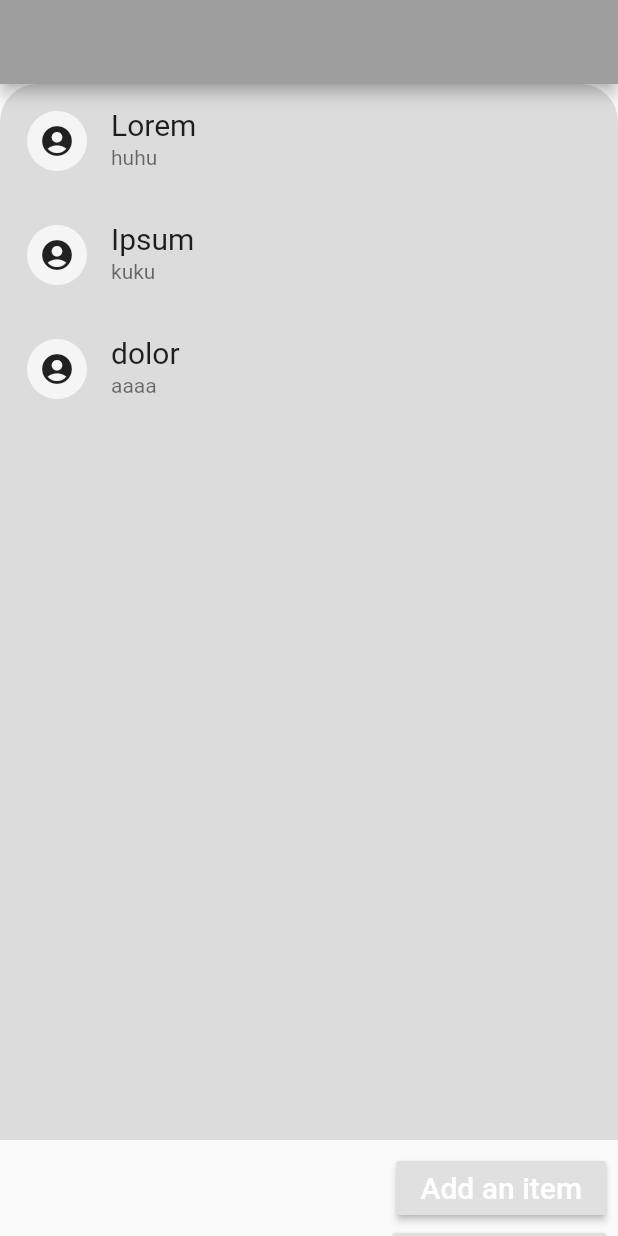
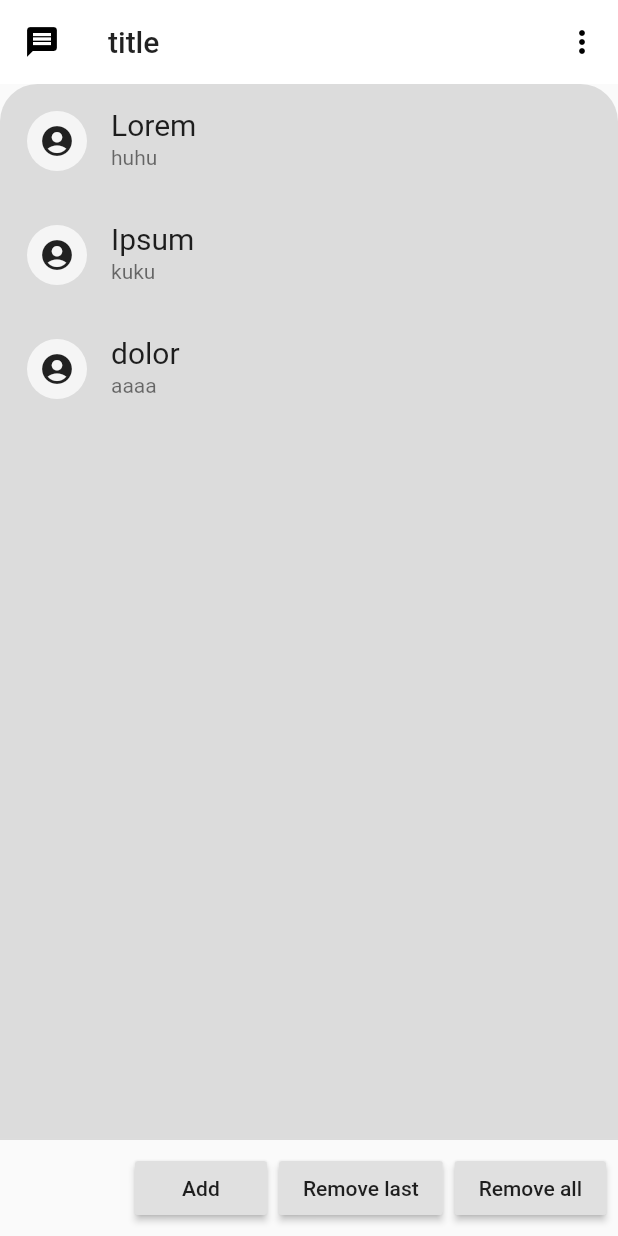
Before and after one commit to rhthk/FlutterChatApp, a Flutter app: the screen it shows after launch, on a phone screen of 412 x 824 dp. Run offline on Flutter 3.47's test engine with Material 2 defaults, Android fonts, the light colour scheme and no system bars; our stand-ins replace sqflite; accounts and stored records are empty.

Commit message:
Profile and settings screens added {empty screen}

```diff
--- a/lib/main.dart
+++ b/lib/main.dart
@@ -1,6 +1,10 @@
 // import 'package:background_fetch/background_fetch.dart';
 import 'package:flutter/material.dart';
-import 'package:flutterapp/ui/home.dart';
+import 'package:flutterapp/model/contact.dart';
+import 'package:flutterapp/ui/ListContactScreen.dart';
+import 'package:flutterapp/ui/MyAccountScreen.dart';
+import 'package:flutterapp/ui/SettingsScreen.dart';
+import 'package:flutterapp/ui/test.dart';
 // import 'package:flutterapp/ui/test.dart';
 import 'ui/ChatScreen.dart';
 
@@ -20,29 +24,10 @@ class MyApp extends StatefulWidget {
 }
 
 class _MyAppState extends State<MyApp> {
-  // void initState() {
-  //   super.initState();
-  //   initPlatformState();
-  // }
-  //
-  // Future<void> initPlatformState() async {
-  //   // Configure BackgroundFetch.
-  //   BackgroundFetch.configure(BackgroundFetchConfig(
-  //       minimumFetchInterval: 15,
-  //       stopOnTerminate: false,
-  //       enableHeadless: false,
-  //       requiresBatteryNotLow: false,
-  //       requiresCharging: false,
-  //       requiresStorageNotLow: false,
-  //       requiresDeviceIdle: false,
-  //       requiredNetworkType: NetworkType.NONE
-  //   ),(){print("Background");});}
-
   @override
   Widget build(BuildContext context) {
     return MaterialApp(
       title: 'Chat',
-      // theme: myTheme,
       theme: ThemeData(
         primarySwatch: Colors.grey,
         visualDensity: VisualDensity.adaptivePlatformDensity,
@@ -52,6 +37,9 @@ class _MyAppState extends State<MyApp> {
       routes: {
         "homeScreen":(context)=>ListContact(),
         "chatScreen":(context)=>ChatScreen(),
+        "accountScreen":(context)=>AccountScreen(),
+        "settingsScreen":(context)=>SettingsScreen(),
+        "myAccountScreen":(context)=>MyAccountScreen(),
       },
     );
   }
--- a/lib/ui/home.dart
+++ b/lib/ui/ListContactScreen.dart
@@ -19,12 +19,11 @@ class _ListContactState extends State<ListContact> {
   @override
   Widget build(BuildContext context) {
     return Scaffold(
-      appBar: AppBar(),//TODO:
+      appBar: _appBar("title"),
       persistentFooterButtons: <Widget>[
         RaisedButton(
           child: Text(
-            'Add an item',
-            style: TextStyle(fontSize: 20, color: Colors.white),
+            'Add',
           ),
           onPressed: () {
             _addAnItem();
@@ -33,7 +32,6 @@ class _ListContactState extends State<ListContact> {
         RaisedButton(
           child: Text(
             'Remove last',
-            style: TextStyle(fontSize: 20, color: Colors.white),
           ),
           onPressed: () {
             _removeLastItem();
@@ -42,7 +40,6 @@ class _ListContactState extends State<ListContact> {
         RaisedButton(
           child: Text(
             'Remove all',
-            style: TextStyle(fontSize: 20, color: Colors.white),
           ),
           onPressed: () {
             _removeAllItems();
@@ -131,4 +128,31 @@ class _ListContactState extends State<ListContact> {
       _data.removeAt(0);
     }
   }
+
+ AppBar _appBar(String title) {
+    return AppBar(
+      title: Text(title),
+      leading: Icon(Icons.message),
+      backgroundColor: Colors.white,
+      elevation: 0.0,
+      actions: [
+        PopupMenuButton<String>(
+          onSelected: (arg){
+            if(arg=="Profile")
+              Navigator.pushNamed(context, "myAccountScreen");
+            else if(arg=="Settings")
+              Navigator.pushNamed(context, "settingsScreen");
+          },
+          itemBuilder: (BuildContext context) {
+            return {'Profile', 'Settings'}.map((String choice) {
+              return PopupMenuItem<String>(
+                value: choice,
+                child: Text(choice),
+              );
+            }).toList();
+          },
+        ),
+      ],
+    );
+ }
 }
```
Also changed, not shown: lib/ui/ChatScreen.dart (+9 -2 lines), lib/ui/MyAccountScreen.dart (added, +19 -0 lines), lib/ui/SettingsScreen.dart (added, +24 -0 lines), lib/ui/test.dart (added, +29 -0 lines), 1 other file.
